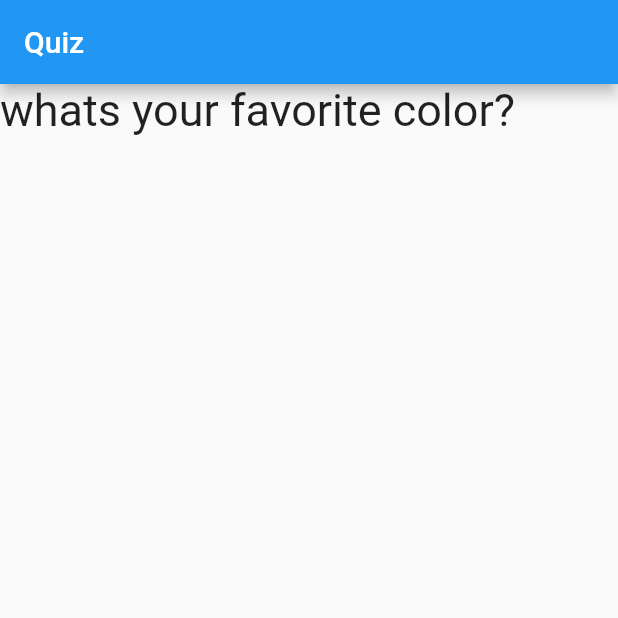
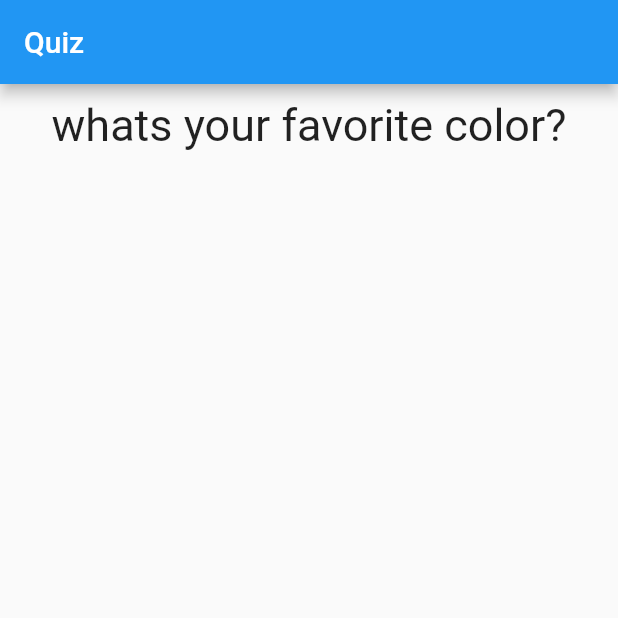
Before and after one commit to HowkMii/flearn, a Flutter app: the screen it shows after launch, on a phone screen of 412 x 824 dp, the top half of it. Run offline on Flutter 3.47's test engine with Material 2 defaults, Android fonts, the phone set to English and light mode, and no system bars.

```diff
--- a/lib/main.dart
+++ b/lib/main.dart
@@ -14,6 +14,8 @@ class _MyAppState extends State<MyApp> {
        title: Text("Quiz"),
       ),
       body: Container(
+        width: double.infinity,
+        margin: EdgeInsets.all(10.0),
         child: Column(children: <Widget>[
           Text("whats your favorite color?", style: TextStyle(fontSize:30 ),textAlign: TextAlign.center,),
 
```
